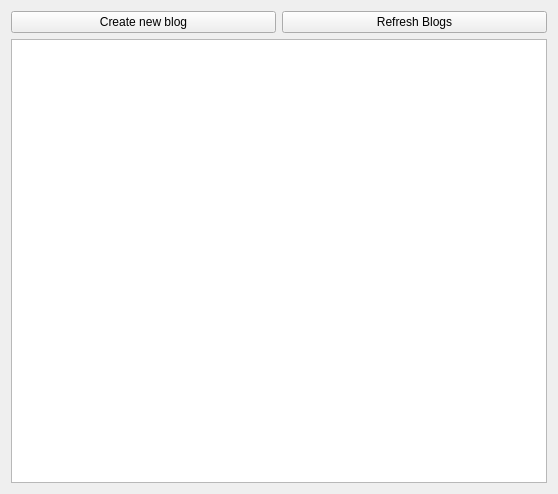
This is gui/displaybloggui.ui in Huy-Nguyen-HCI/RocketBook as Qt 5 draws it before an edit. The edited form follows.
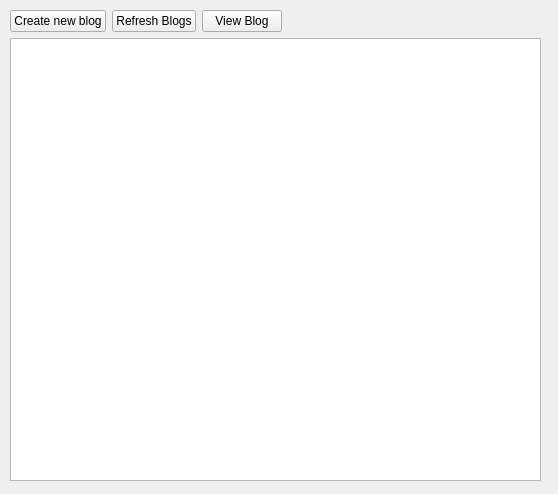
This is the edited form.

```diff
--- a/gui/displaybloggui.ui
+++ b/gui/displaybloggui.ui
@@ -13,29 +13,59 @@
   <property name="windowTitle">
    <string>Form</string>
   </property>
-  <layout class="QGridLayout" name="gridLayout">
-   <item row="0" column="0">
-    <layout class="QGridLayout" name="gridLayout_6">
-     <item row="1" column="0">
+  <widget class="QWidget" name="">
+   <property name="geometry">
+    <rect>
+     <x>10</x>
+     <y>10</y>
+     <width>531</width>
+     <height>471</height>
+    </rect>
+   </property>
+   <layout class="QVBoxLayout" name="verticalLayout">
+    <item>
+     <layout class="QHBoxLayout" name="horizontalLayout">
+      <item>
       <widget class="QPushButton" name="createBlog">
        <property name="text">
         <string>Create new blog</string>
        </property>
       </widget>
      </item>
-     <item row="1" column="1">
+      <item>
       <widget class="QPushButton" name="refreshBlogs">
        <property name="text">
         <string>Refresh Blogs</string>
        </property>
       </widget>
      </item>
-     <item row="4" column="0" colspan="2">
+      <item>
+       <widget class="QPushButton" name="viewBlogButton">
+        <property name="text">
+         <string>View Blog</string>
+        </property>
+       </widget>
+      </item>
+      <item>
+       <spacer name="horizontalSpacer">
+        <property name="orientation">
+         <enum>Qt::Horizontal</enum>
+        </property>
+        <property name="sizeHint" stdset="0">
+         <size>
+          <width>40</width>
+          <height>20</height>
+         </size>
+        </property>
+       </spacer>
+      </item>
+     </layout>
+    </item>
+    <item>
       <widget class="QListWidget" name="listWidget"/>
      </item>
     </layout>
-   </item>
-  </layout>
+  </widget>
  </widget>
  <resources/>
  <connections/>
```
Lines whose indentation alone changed are shown as unchanged.
